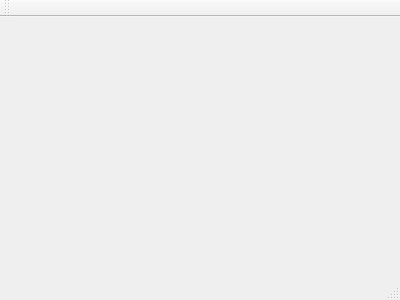
This is Forms/mainwindow.ui in nickgalante/CorbeClient as Qt 5 draws it before an edit. The edited form follows.
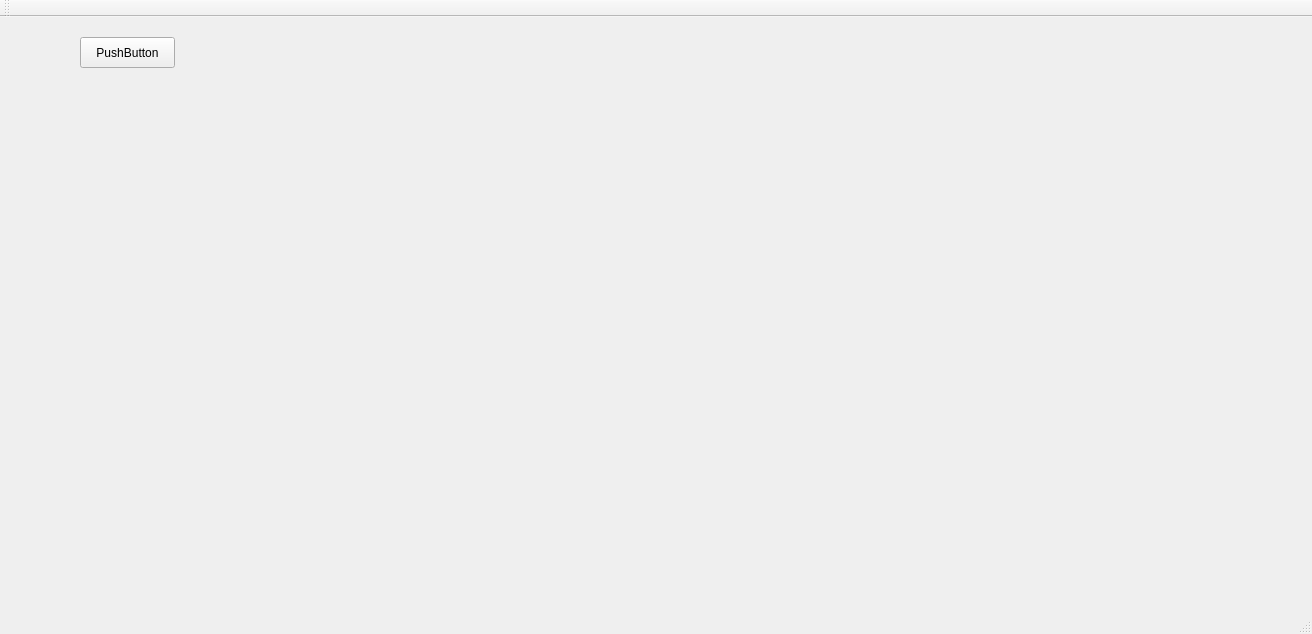
This is the edited form.

Diff of the .ui file:
```diff
--- a/Forms/mainwindow.ui
+++ b/Forms/mainwindow.ui
@@ -1,24 +1,53 @@
 <ui version="4.0">
  <class>MainWindow</class>
- <widget class="QMainWindow" name="MainWindow" >
-  <property name="geometry" >
+ <widget class="QMainWindow" name="MainWindow">
+  <property name="geometry">
    <rect>
     <x>0</x>
     <y>0</y>
-    <width>400</width>
-    <height>300</height>
+    <width>1312</width>
+    <height>634</height>
    </rect>
   </property>
   <property name="windowTitle" >
    <string>MainWindow</string>
   </property>
-  <widget class="QMenuBar" name="menuBar" />
-  <widget class="QToolBar" name="mainToolBar" />
-  <widget class="QWidget" name="centralWidget" />
-  <widget class="QStatusBar" name="statusBar" />
+  <widget class="QWidget" name="centralWidget">
+   <widget class="QPushButton" name="pushButton">
+    <property name="geometry">
+     <rect>
+      <x>80</x>
+      <y>20</y>
+      <width>95</width>
+      <height>31</height>
+     </rect>
+    </property>
+    <property name="text">
+     <string>PushButton</string>
+    </property>
+   </widget>
+  </widget>
+  <widget class="QMenuBar" name="menuBar">
+   <property name="geometry">
+    <rect>
+     <x>0</x>
+     <y>0</y>
+     <width>1312</width>
+     <height>27</height>
+    </rect>
+   </property>
+  </widget>
+  <widget class="QToolBar" name="mainToolBar">
+   <attribute name="toolBarArea">
+    <enum>TopToolBarArea</enum>
+   </attribute>
+   <attribute name="toolBarBreak">
+    <bool>false</bool>
+   </attribute>
+  </widget>
+  <widget class="QStatusBar" name="statusBar"/>
  </widget>
- <layoutDefault spacing="6" margin="11" />
- <pixmapfunction></pixmapfunction>
+ <layoutdefault spacing="6" margin="11"/>
  <resources/>
  <connections/>
 </ui>
```
Left out of the diff: 3 changed lines with no effect on the pictures.
